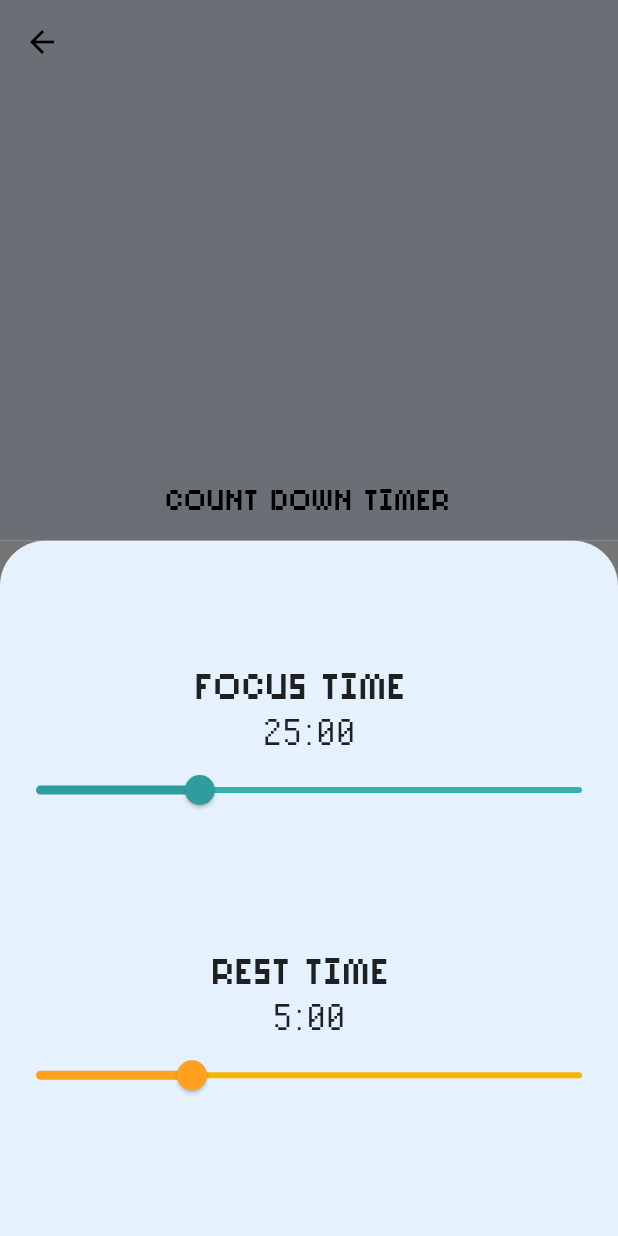
After one commit to lalalawson/atech-orbital, a Flutter app: the CountDownTimer screen opened by its route, after a tap on "Settings", on a phone screen of 412 x 824 dp. The commit adds this screen. Run offline on Flutter 3.47's test engine with Material 2 defaults, Android fonts, the phone set to English and light mode, and no system bars; our stand-ins replace animated_text_kit, circular_countdown_timer, cloud_firestore, firebase_auth, modal_progress_hud, timer_count_down; missing offline and left inert: flutter_list_drag_and_drop; accounts and stored records are empty.

Commit message:
edited customising timer function, to implement duration function tomorrow

```diff
--- a/lib/timerpage/countdown.dart
+++ b/lib/timerpage/countdown.dart
@@ -2,6 +2,7 @@ import 'package:flutter/material.dart';
 import 'package:purrductive/const/appbar.dart';
 import 'package:purrductive/const/colors.dart';
 import 'package:purrductive/timerpage/CustomTimerPainter.dart';
+import 'package:purrductive/timerpage/timer_settings.dart';
 
 class CountDownTimer extends StatefulWidget {
   @override
@@ -10,7 +11,13 @@ class CountDownTimer extends StatefulWidget {
 
 class _CountDownTimerState extends State<CountDownTimer>
     with TickerProviderStateMixin {
+  int focusTime = 25;
+  int restTime = 5;
   AnimationController controller;
+
+  void getFocusTime(int time) {
+    focusTime = time;
+  }
 
   String get timerString {
     Duration duration = controller.duration * controller.value;
@@ -55,7 +62,9 @@ class _CountDownTimerState extends State<CountDownTimer>
                             animation: controller,
                             builder: (BuildContext context, Widget child) {
                               return Text(
-                                timerString,
+                                controller.isAnimating
+                                    ? timerString
+                                    : '$focusTime:00',
                                 style: TextStyle(
                                     fontFamily: 'PixelOperator',
                                     fontSize: 112.0,
@@ -66,8 +75,23 @@ class _CountDownTimerState extends State<CountDownTimer>
                     ),
                   ),
                   RaisedButton(
-                    onPressed: () {},
+                    //todo: design button better
+                    onPressed: () {
+                      showModalBottomSheet(
+                          context: context,
+                          builder: (context) => TimerSettings(
+                                focusTime: focusTime,
+                                restTime: restTime,
+                                focusTimeCallback: (time) {
+                                  setState(() {
+                                    getFocusTime(time);
+                                  });
+                                },
+                              ));
+                    },
+                    child: Text('Settings'),
                   ),
+                  //todo: to include studying gif and spinning hourglass
                   AnimatedBuilder(
                       animation: controller,
                       builder: (context, child) {
--- /dev/null
+++ b/lib/timerpage/timer_settings.dart
@@ -0,0 +1,112 @@
+import 'package:flutter/material.dart';
+import 'package:purrductive/const/colors.dart';
+
+class TimerSettings extends StatefulWidget {
+  @override
+  _TimerSettingsState createState() => _TimerSettingsState();
+
+  TimerSettings({this.focusTimeCallback, this.focusTime, this.restTime});
+
+  Function focusTimeCallback;
+  int focusTime;
+  int restTime;
+}
+
+class _TimerSettingsState extends State<TimerSettings> {
+//  int focusTime = 25;
+//  int restTime = 5;
+
+  @override
+  Widget build(BuildContext context) {
+    return Container(
+      color: Color(0xff757575),
+      child: Container(
+        decoration: BoxDecoration(
+          color: silverwhite,
+          borderRadius: BorderRadius.only(
+            topLeft: Radius.circular(30.0),
+            topRight: Radius.circular(30.0),
+          ),
+        ),
+        child: Column(
+          mainAxisAlignment: MainAxisAlignment.spaceEvenly,
+          children: [
+            Column(
+              children: [
+                Column(
+                  //mainAxisAlignment: MainAxisAlignment.center,
+                  children: [
+                    Text(
+                      'Focus Time ',
+                      style: TextStyle(
+                        fontFamily: 'pixelsix',
+                        fontSize: 25.0,
+                      ),
+                    ),
+                    Text(
+                      '${widget.focusTime}:00',
+                      style: TextStyle(
+                        fontFamily: 'PixelOperator',
+                        fontSize: 30.0,
+                      ),
+                    ),
+                  ],
+                ),
+                Slider(
+                  value: widget.focusTime.toDouble(),
+                  onChanged: (newValue) {
+                    setState(() {
+                      widget.focusTime = newValue.toInt();
+                    });
+                  },
+                  onChangeEnd: (newValue) {
+                    widget.focusTimeCallback(newValue.toInt());
+                  },
+                  min: 10.0,
+                  max: 60.0,
+                  activeColor: darkCyan,
+                  inactiveColor: cyan,
+                )
+              ],
+            ),
+            Column(
+              children: [
+                Column(
+                  //mainAxisAlignment: MainAxisAlignment.center,
+                  children: [
+                    Text(
+                      'Rest Time ',
+                      style: TextStyle(
+                        fontFamily: 'pixelsix',
+                        fontSize: 25.0,
+                      ),
+                    ),
+                    Text(
+                      '${widget.restTime}:00',
+                      style: TextStyle(
+                        fontFamily: 'PixelOperator',
+                        fontSize: 30.0,
+                      ),
+                    ),
+                  ],
+                ),
+                Slider(
+                  value: widget.restTime.toDouble(),
+                  onChanged: (newValue) {
+                    setState(() {
+                      widget.restTime = newValue.toInt();
+                    });
+                  },
+                  min: 1.0,
+                  max: 15.0,
+                  activeColor: darkYellow,
+                  inactiveColor: yellow,
+                )
+              ],
+            ),
+          ],
+        ),
+      ),
+    );
+  }
+}
```
